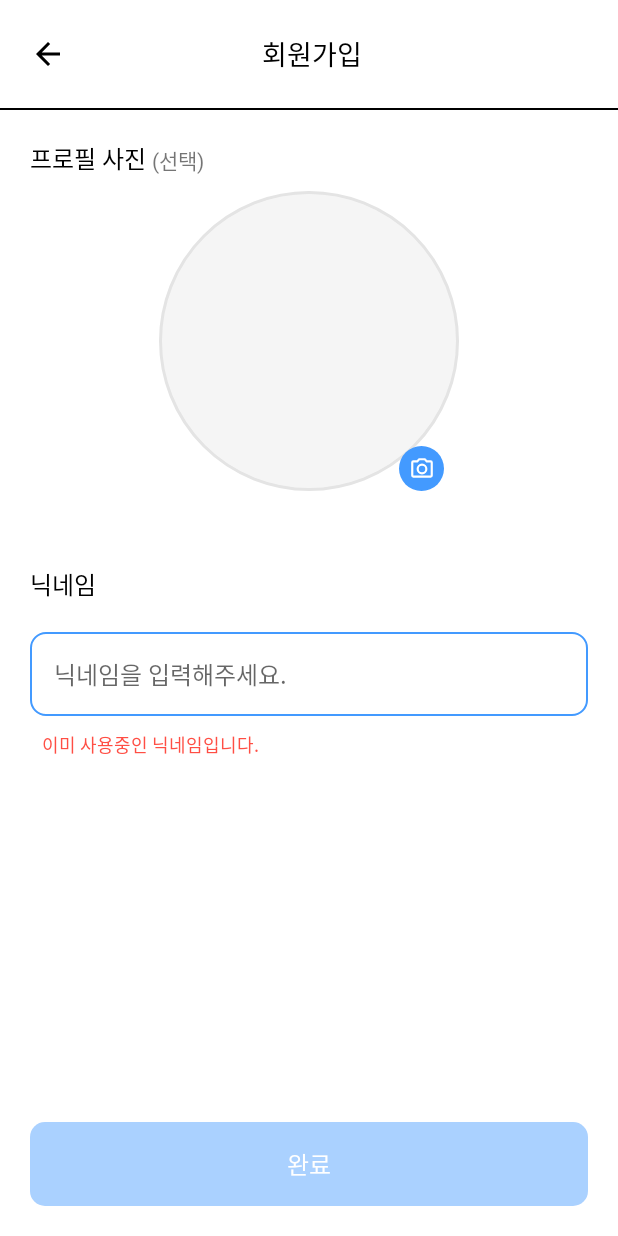
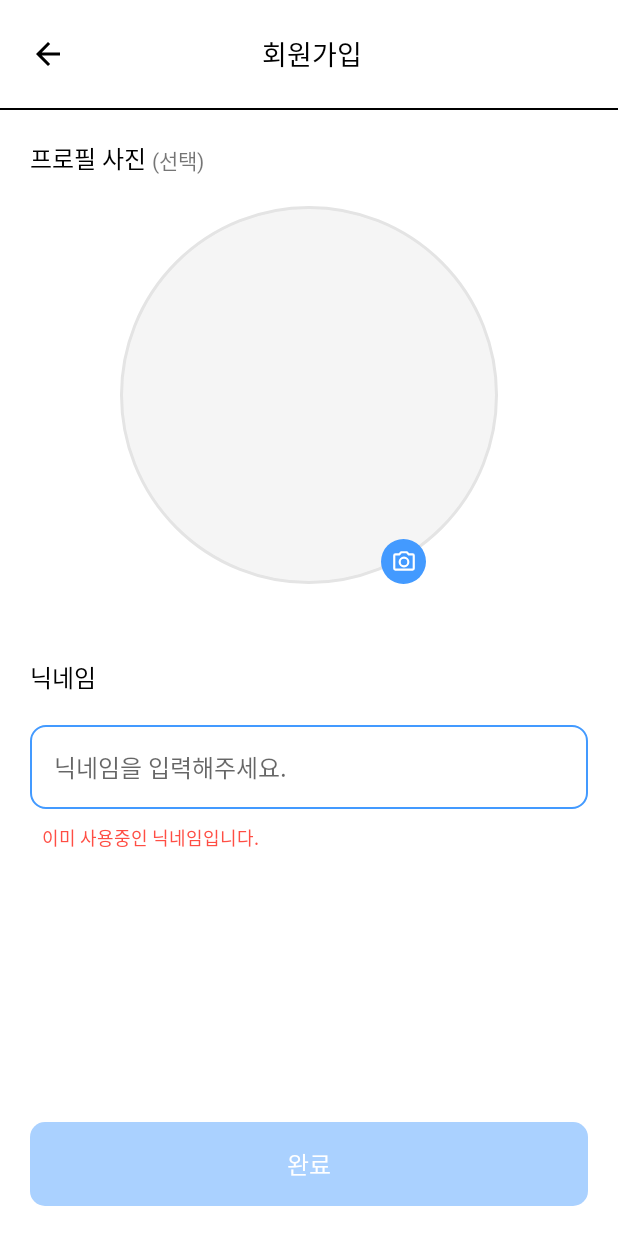
Before and after one commit to YeoGiDa/YeoGiDa-Android, an Android app: the layout activity_join.xml on its own in the app's theme, with its tools: preview values and no code run, on a phone screen of 412 x 824 dp. Run offline under Robolectric (Android 15) with nearby library versions, the light colour scheme and no system bars.

Commit message:
[STYLE] 코드리뷰 반영 - 레이아웃 하드코딩 변경 - 줄 바꿈 수정 ui/#9

```diff
--- a/app/src/main/res/layout/activity_join.xml
+++ b/app/src/main/res/layout/activity_join.xml
@@ -64,11 +64,14 @@
 
     <com.google.android.material.imageview.ShapeableImageView
         android:id="@+id/iv_profile"
-        android:layout_width="200dp"
-        android:layout_height="200dp"
-        android:layout_marginTop="10dp"
+        android:layout_width="0dp"
+        android:layout_height="0dp"
+        android:layout_marginStart="80dp"
+        android:layout_marginTop="20dp"
+        android:layout_marginEnd="80dp"
         android:background="@drawable/oval_gray100"
         android:scaleType="centerCrop"
+        app:layout_constraintDimensionRatio="1:1"
         app:layout_constraintEnd_toEndOf="parent"
         app:layout_constraintStart_toStartOf="parent"
         app:layout_constraintTop_toBottomOf="@id/tv_profile_description"
@@ -78,13 +81,13 @@
         android:id="@+id/btn_plus"
         android:layout_width="30dp"
         android:layout_height="30dp"
-        android:layout_marginRight="10dp"
         android:background="@drawable/oval_white"
         android:backgroundTint="@color/main_blue"
         android:src="@drawable/ic_plus_image"
         app:layout_constraintBottom_toBottomOf="@id/iv_profile"
         app:layout_constraintEnd_toEndOf="@id/iv_profile"
-        app:tint="#FFFFFF" />
+        app:layout_constraintStart_toStartOf="@+id/guideline"
+        app:tint="@color/white" />
 
     <TextView
         android:id="@+id/tv_nick"
@@ -106,32 +109,33 @@
         android:layout_marginStart="20dp"
         android:layout_marginTop="20dp"
         android:layout_marginEnd="20dp"
-        android:textCursorDrawable="@drawable/main_blue_cursor"
         android:background="@drawable/selector_et_blue"
         android:fontFamily="@font/noto_sans_regular"
         android:hint="@string/join_nickname_hint"
         android:maxLines="1"
         android:padding="16dp"
         android:textColor="@color/black"
+        android:textCursorDrawable="@drawable/main_blue_cursor"
         android:textSize="16sp"
         app:layout_constraintEnd_toEndOf="parent"
         app:layout_constraintStart_toStartOf="parent"
         app:layout_constraintTop_toBottomOf="@+id/tv_nick" />
 
     <TextView
-        app:layout_constraintTop_toBottomOf="@+id/et_nick"
-        app:layout_constraintStart_toStartOf="@id/et_nick"
         android:layout_width="wrap_content"
         android:layout_height="wrap_content"
-        android:textSize="12sp"
         android:layout_marginStart="8dp"
         android:layout_marginTop="10dp"
+        android:text="@string/join_nick_error"
         android:textColor="@color/red"
-        android:text="@string/join_nick_error"
-        tools:visibility="visible"
+        android:textSize="12sp"
         android:visibility="gone"
-        />
+        app:layout_constraintStart_toStartOf="@id/et_nick"
+        app:layout_constraintTop_toBottomOf="@+id/et_nick"
+        tools:visibility="visible" />
+
     <androidx.appcompat.widget.AppCompatButton
+        android:id="@+id/appCompatButton"
         android:layout_width="match_parent"
         android:layout_height="wrap_content"
         android:layout_margin="20dp"
@@ -146,4 +150,11 @@
         app:layout_constraintEnd_toEndOf="parent"
         app:layout_constraintStart_toStartOf="parent" />
 
+    <androidx.constraintlayout.widget.Guideline
+        android:id="@+id/guideline"
+        android:layout_width="wrap_content"
+        android:layout_height="wrap_content"
+        android:orientation="vertical"
+        app:layout_constraintGuide_percent="0.5" />
+
 </androidx.constraintlayout.widget.ConstraintLayout>
--- a/app/src/main/res/values/colors.xml
+++ b/app/src/main/res/values/colors.xml
@@ -32,7 +32,4 @@
     <!-- Sub color -->
     <color name="kakao_yellow">#FEE500</color>
     <color name="naver_green">#03C75A</color>
-
-
-
 </resources>
```
